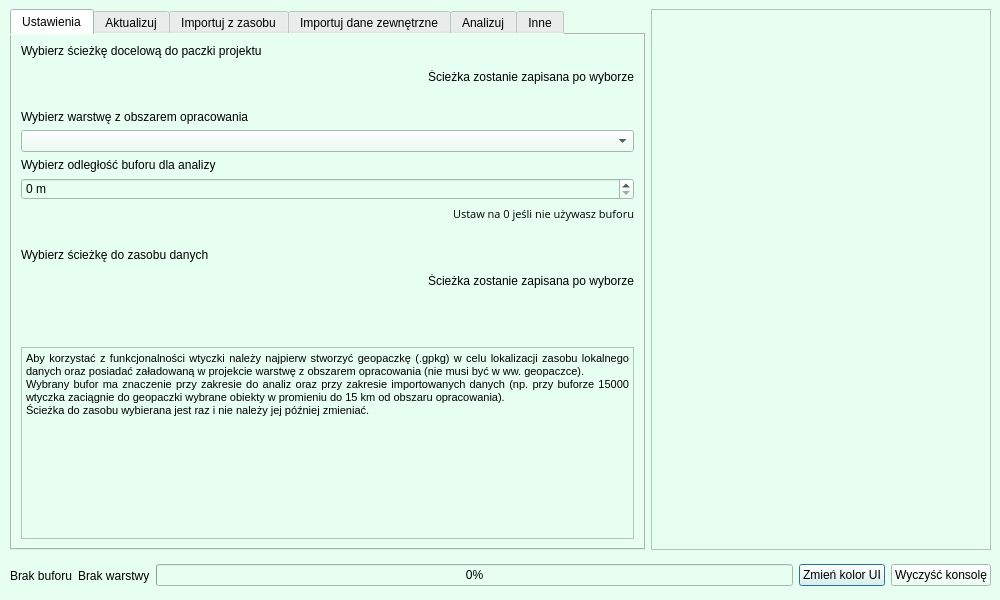
Before: the Qt Designer form bober_os_dialog_base.ui in pankonduktortoja/BoberOS, drawn with Qt 5.
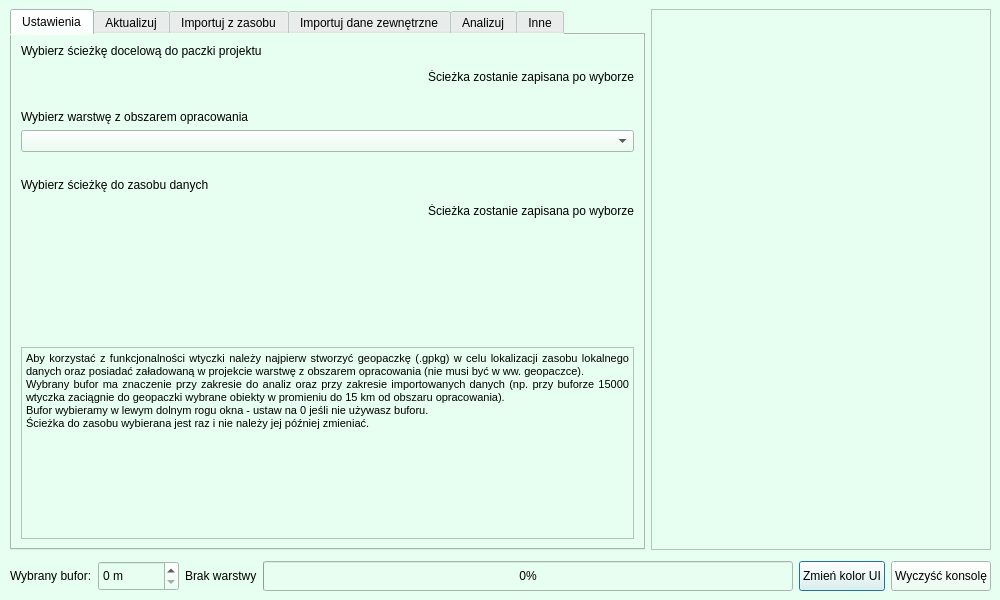
After: the same form once the commit is applied. The open tabs and pages were chosen to show the change. Custom widgets are drawn as their Qt base class.

Commit message: added new functions, ui improvements, layers filters for combo boxes

Patch:
```diff
--- a/bober_os_dialog_base.ui
+++ b/bober_os_dialog_base.ui
@@ -47,19 +47,47 @@
      <x>10</x>
      <y>560</y>
      <width>981</width>
-     <height>31</height>
+     <height>32</height>
     </rect>
    </property>
    <layout class="QHBoxLayout" name="horizontalLayout">
     <item>
      <widget class="QLabel" name="labelBuffer">
+      <property name="minimumSize">
+       <size>
+        <width>0</width>
+        <height>30</height>
+       </size>
+      </property>
       <property name="text">
-       <string>Brak buforu</string>
+       <string>Wybrany bufor:</string>
+      </property>
+     </widget>
+    </item>
+    <item>
+     <widget class="QgsSpinBox" name="sbBufferValue">
+      <property name="minimumSize">
+       <size>
+        <width>64</width>
+        <height>30</height>
+       </size>
+      </property>
+      <property name="suffix">
+       <string> m</string>
+      </property>
+      <property name="maximum">
+       <number>999999999</number>
       </property>
      </widget>
     </item>
     <item>
      <widget class="QLabel" name="labelLayerArea">
+      <property name="minimumSize">
+       <size>
+        <width>0</width>
+        <height>30</height>
+       </size>
+      </property>
       <property name="text">
        <string>Brak warstwy</string>
       </property>
@@ -70,7 +98,13 @@
       <property name="minimumSize">
        <size>
         <width>150</width>
-        <height>0</height>
+        <height>30</height>
+       </size>
+      </property>
+      <property name="maximumSize">
+       <size>
+        <width>16777215</width>
+        <height>30</height>
        </size>
       </property>
       <property name="value">
@@ -80,6 +114,12 @@
     </item>
     <item>
      <widget class="QPushButton" name="pbUiColor">
+      <property name="minimumSize">
+       <size>
+        <width>0</width>
+        <height>30</height>
+       </size>
+      </property>
       <property name="text">
        <string>Zmień kolor UI</string>
       </property>
@@ -90,7 +130,7 @@
       <property name="minimumSize">
        <size>
         <width>87</width>
-        <height>0</height>
+        <height>30</height>
        </size>
       </property>
       <property name="text">
@@ -174,51 +214,6 @@
           <item>
            <widget class="QgsMapLayerComboBox" name="layer_area"/>
           </item>
-          <item>
-           <widget class="QLabel" name="label">
-            <property name="maximumSize">
-             <size>
-              <width>16777215</width>
-              <height>5000</height>
-             </size>
-            </property>
-            <property name="text">
-             <string>Wybierz odległość buforu dla analizy</string>
-            </property>
-           </widget>
-          </item>
-          <item>
-           <widget class="QgsSpinBox" name="sbBufferValue">
-            <property name="suffix">
-             <string> m</string>
-            </property>
-            <property name="maximum">
-             <number>999999999</number>
-            </property>
-           </widget>
-          </item>
-          <item>
-           <widget class="QLabel" name="label_4">
-            <property name="font">
-             <font>
-              <family>Open Sans</family>
-              <pointsize>8</pointsize>
-              <weight>50</weight>
-              <italic>false</italic>
-              <bold>false</bold>
-             </font>
-            </property>
-            <property name="layoutDirection">
-             <enum>Qt::LeftToRight</enum>
-            </property>
-            <property name="text">
-             <string>Ustaw na 0 jeśli nie używasz buforu</string>
-            </property>
-            <property name="alignment">
-             <set>Qt::AlignRight|Qt::AlignTrailing|Qt::AlignVCenter</set>
-            </property>
-           </widget>
-          </item>
           <item>
            <spacer name="verticalSpacer_14">
             <property name="orientation">
@@ -280,6 +275,7 @@
 &lt;/style&gt;&lt;/head&gt;&lt;body style=&quot; font-family:'Open Sans'; font-size:8pt; font-weight:400; font-style:normal;&quot;&gt;
 &lt;p align=&quot;justify&quot; style=&quot; margin-top:0px; margin-bottom:0px; margin-left:0px; margin-right:0px; -qt-block-indent:0; text-indent:0px;&quot;&gt;Aby korzystać z funkcjonalności wtyczki należy najpierw stworzyć geopaczkę (.gpkg) w celu lokalizacji zasobu lokalnego danych oraz posiadać załadowaną w projekcie warstwę z obszarem opracowania (nie musi być w ww. geopaczce).&lt;/p&gt;
 &lt;p align=&quot;justify&quot; style=&quot; margin-top:0px; margin-bottom:0px; margin-left:0px; margin-right:0px; -qt-block-indent:0; text-indent:0px;&quot;&gt;Wybrany bufor ma znaczenie przy zakresie do analiz oraz przy zakresie importowanych danych (np. przy buforze 15000 wtyczka zaciągnie do geopaczki wybrane obiekty w promieniu do 15 km od obszaru opracowania).&lt;/p&gt;
+&lt;p align=&quot;justify&quot; style=&quot; margin-top:0px; margin-bottom:0px; margin-left:0px; margin-right:0px; -qt-block-indent:0; text-indent:0px;&quot;&gt;Bufor wybieramy w lewym dolnym rogu okna - ustaw na 0 jeśli nie używasz buforu.&lt;/p&gt;
 &lt;p align=&quot;justify&quot; style=&quot; margin-top:0px; margin-bottom:0px; margin-left:0px; margin-right:0px; -qt-block-indent:0; text-indent:0px;&quot;&gt;Ścieżka do zasobu wybierana jest raz i nie należy jej później zmieniać.&lt;/p&gt;&lt;/body&gt;&lt;/html&gt;</string>
             </property>
            </widget>
```
Left out of the diff: 24 changed lines with no effect on the pictures. The commit also changes 2 other files.
